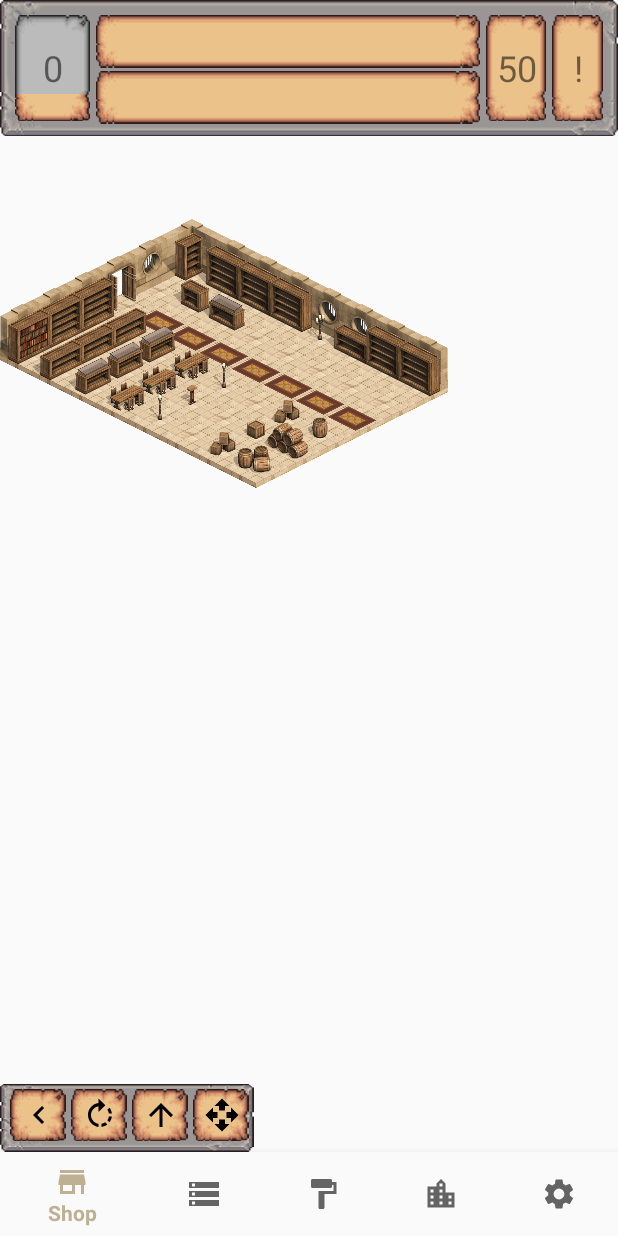
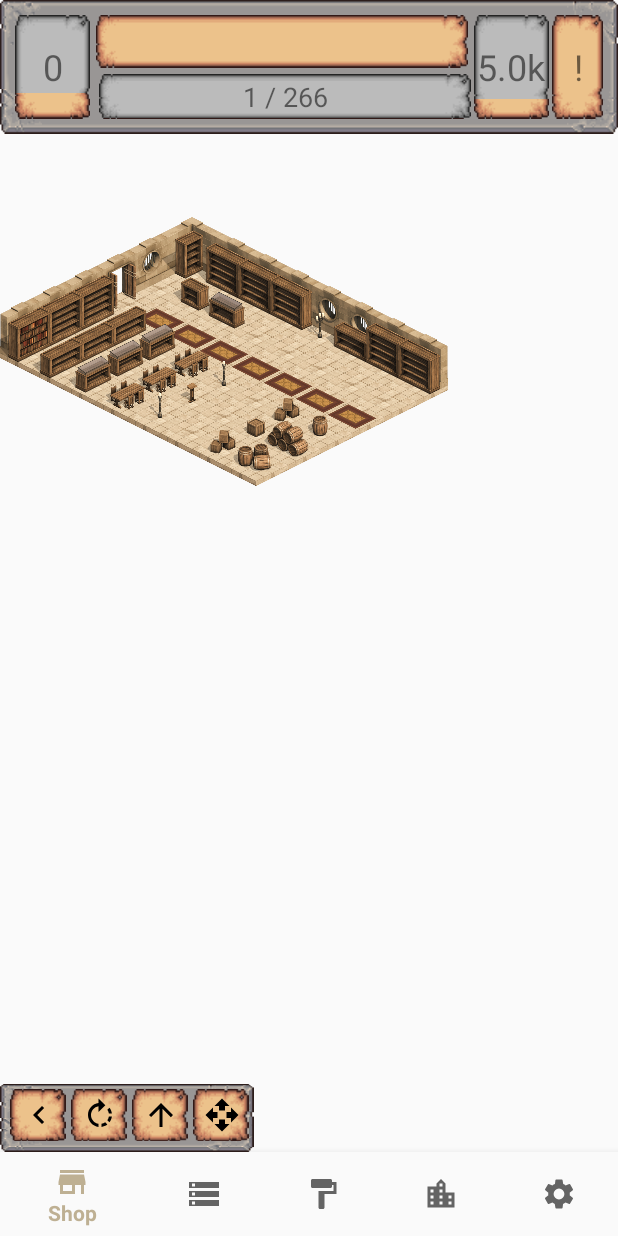
Before and after one commit to JakeSteam/PixelBookshop, an Android app: the screen it shows after launch (MainActivity), on a phone screen of 412 x 824 dp. Run offline under Robolectric (Android 15) with nearby library versions, the phone set to English and light mode, and no system bars; our stand-ins replace Room's generated code, navigation-ui; plain views replace ZoomLayout; 1 statement that could not run was skipped.

Commit message:
Added displaying stock and cash info

```diff
--- a/app/src/main/java/uk/co/jakelee/pixelbookshop/database/AppDatabase.kt
+++ b/app/src/main/java/uk/co/jakelee/pixelbookshop/database/AppDatabase.kt
@@ -59,7 +59,7 @@ abstract class AppDatabase : RoomDatabase() {
         }
 
         suspend fun initialiseDatabase(database: AppDatabase) {
-            database.playerDao().insert(Player("Jake", 100, 50))
+            database.playerDao().insert(Player("Jake", 100, 5000))
 
             val wallInfo = WallInfo(Wall.StoneWindow, false, 3)
             database.shopDao().insert(
@@ -174,6 +174,15 @@ abstract class AppDatabase : RoomDatabase() {
                     OwnedBookQuality.Poor,
                     OwnedBookSource.Gift,
                     OwnedBookType.Paperback
+                ),
+                OwnedBook(
+                    2,
+                    Book.MartinGameOfThrones,
+                    null,
+                    OwnedBookDefect.None,
+                    OwnedBookQuality.New,
+                    OwnedBookSource.Gift,
+                    OwnedBookType.Paperback
                 )
             )
         }
--- a/app/src/main/java/uk/co/jakelee/pixelbookshop/database/entity/OwnedBook.kt
+++ b/app/src/main/java/uk/co/jakelee/pixelbookshop/database/entity/OwnedBook.kt
@@ -9,7 +9,7 @@ import uk.co.jakelee.pixelbookshop.lookups.*
 data class OwnedBook(
     @PrimaryKey(autoGenerate = true) val id: Int,
     @ColumnInfo val book: Book,
-    @ColumnInfo val ownedFurnitureId: Int,
+    @ColumnInfo val ownedFurnitureId: Int?,
     @ColumnInfo val bookDefect: OwnedBookDefect,
     @ColumnInfo val bookQuality: OwnedBookQuality,
     @ColumnInfo val bookSource: OwnedBookSource,
--- a/app/src/main/java/uk/co/jakelee/pixelbookshop/ui/status/StatusFragment.kt
+++ b/app/src/main/java/uk/co/jakelee/pixelbookshop/ui/status/StatusFragment.kt
@@ -10,6 +10,9 @@ import androidx.lifecycle.ViewModelProvider
 import kotlinx.android.synthetic.main.fragment_status.*
 import uk.co.jakelee.pixelbookshop.R
 import uk.co.jakelee.pixelbookshop.converters.Xp
+import kotlin.math.ceil
+import kotlin.math.ln
+import kotlin.math.pow
 
 class StatusFragment : Fragment() {
 
@@ -21,16 +24,20 @@ class StatusFragment : Fragment() {
         savedInstanceState: Bundle?
     ): View? {
         statusViewModel = ViewModelProvider(this).get(StatusViewModel::class.java)
-        statusViewModel.storageInfo.observe(this.activity!!, Observer { it?.let {
-            text_stock.text = "${it.first} / ${it.second}"
+        statusViewModel.getBookData().observe(this.activity!!, Observer { it?.let {
+            if (!it.isValid()) return@Observer
+            text_stock.text = "${it.books} / ${it.max}"
+            text_stock_progress.progress = ceil((it.books!!.toDouble() / it.max!!) * 100).toInt()
+        }})
+        statusViewModel.getCoinData().observe(this.activity!!, Observer { it?.let {
+            if (!it.isValid()) return@Observer
+            text_coins.text = "${it.coins!!.withSuffix()}"
+            text_coins_progress.progress = ceil((it.coins!!.toDouble() / it.max!!) * 100).toInt()
         }})
         statusViewModel.xp.observe(this.activity!!, Observer { it?.let {
             val level = Xp.xpToLevel(it)
             text_level.text = "$level"
             text_level_progress.progress = Xp.getLevelProgress(it)
-        }})
-        statusViewModel.coins.observe(this.activity!!, Observer { it?.let {
-            text_coins.text = "$it"
         }})
         val root = inflater.inflate(R.layout.fragment_status, container, false)
         /*root.findViewById<TextView>(R.id.text_xp).setOnClickListener {
@@ -38,4 +45,14 @@ class StatusFragment : Fragment() {
         }*/
         return root
     }
+
+    private fun Int.withSuffix(): String {
+        if (this < 1000) return "" + this
+        val exp = (ln(this.toDouble()) / ln(1000.0)).toInt()
+        return String.format(
+            "%.1f%c",
+            this / 1000.0.pow(exp.toDouble()),
+            "kMGTPE"[exp - 1]
+        )
+    }
 }
--- a/app/src/main/java/uk/co/jakelee/pixelbookshop/ui/status/StatusViewModel.kt
+++ b/app/src/main/java/uk/co/jakelee/pixelbookshop/ui/status/StatusViewModel.kt
@@ -1,33 +1,41 @@
 package uk.co.jakelee.pixelbookshop.ui.status
 
 import android.app.Application
-import androidx.lifecycle.AndroidViewModel
-import androidx.lifecycle.LiveData
-import androidx.lifecycle.Transformations
-import androidx.lifecycle.viewModelScope
+import androidx.lifecycle.*
 import kotlinx.coroutines.Dispatchers
 import kotlinx.coroutines.launch
 import kotlinx.coroutines.withContext
 import uk.co.jakelee.pixelbookshop.database.AppDatabase
 import uk.co.jakelee.pixelbookshop.database.entity.OwnedBook
 import uk.co.jakelee.pixelbookshop.lookups.FurnitureType
+import uk.co.jakelee.pixelbookshop.repository.OwnedBookRepository
 import uk.co.jakelee.pixelbookshop.repository.OwnedFurnitureRepository
 import uk.co.jakelee.pixelbookshop.repository.PlayerRepository
+
 
 class StatusViewModel(application: Application) : AndroidViewModel(application) {
 
     private val ownedFurnitureRepo: OwnedFurnitureRepository
+    private val ownedBookRepo: OwnedBookRepository
     private val playerRepo: PlayerRepository
 
     val storageInfo: LiveData<Pair<Int, Int>>
     val name: LiveData<String>
     val xp: LiveData<Long>
-    val coins: LiveData<Long>
+
+    data class CoinData(var coins: Int?, var max: Int?) {
+        fun isValid() = coins != null && max != null
+    }
+
+    data class BookData(var books: Int?, var max: Int?) {
+        fun isValid() = books != null && max != null
+    }
 
     init {
-        val ownedFurnitureDao =
-            AppDatabase.getDatabase(application, viewModelScope).ownedFurnitureDao()
+        val ownedFurnitureDao = AppDatabase.getDatabase(application, viewModelScope).ownedFurnitureDao()
         ownedFurnitureRepo = OwnedFurnitureRepository(ownedFurnitureDao)
+        val ownedBookDao = AppDatabase.getDatabase(application, viewModelScope).ownedBookDao()
+        ownedBookRepo = OwnedBookRepository(ownedBookDao)
         storageInfo = Transformations.map(ownedFurnitureRepo.allFurnitureWithBooks) { list ->
             var books = 0
             var storage = 0
@@ -45,7 +53,34 @@ class StatusViewModel(application: Application) : AndroidViewModel(application)
         playerRepo = PlayerRepository(playerDao)
         name = playerRepo.name
         xp = playerRepo.xp
-        coins = playerRepo.coins
+    }
+
+    fun getBookData(): MediatorLiveData<BookData> {
+        val mediatorLiveData = MediatorLiveData<BookData>()
+        val current = BookData(null, null)
+        mediatorLiveData.addSource(ownedBookRepo.allBooks) { books ->
+            current.books = books.count { it.ownedFurnitureId == null }
+            mediatorLiveData.setValue(current)
+        }
+        mediatorLiveData.addSource(ownedFurnitureRepo.allFurniture) { furniture ->
+            current.max = furniture.sumBy { it.furniture.capacity }
+            mediatorLiveData.setValue(current)
+        }
+        return mediatorLiveData
+    }
+
+    fun getCoinData(): MediatorLiveData<CoinData> {
+        val mediatorLiveData = MediatorLiveData<CoinData>()
+        val current = CoinData(null, null)
+        mediatorLiveData.addSource(playerRepo.coins) { coins ->
+            current.coins = coins.toInt()
+            mediatorLiveData.setValue(current)
+        }
+        mediatorLiveData.addSource(ownedFurnitureRepo.allFurniture) { furniture ->
+            current.max = furniture.sumBy { it.furniture.capacity * 100 }
+            mediatorLiveData.setValue(current)
+        }
+        return mediatorLiveData
     }
 
     fun insert(ownedBook: OwnedBook) = viewModelScope.launch {
@@ -57,4 +92,5 @@ class StatusViewModel(application: Application) : AndroidViewModel(application)
             playerRepo.addXp(xp)
         }
     }
+
 }
--- a/app/src/main/res/layout/fragment_status.xml
+++ b/app/src/main/res/layout/fragment_status.xml
@@ -14,7 +14,6 @@
         android:layout_height="0dp"
         android:indeterminate="false"
         android:progressDrawable="@drawable/progressbar_vertical"
-        android:progress="75"
         android:layout_margin="2dp"
         app:layout_constraintStart_toStartOf="parent"
         app:layout_constraintTop_toTopOf="parent"
@@ -36,42 +35,63 @@
         android:id="@+id/text_time"
         android:layout_width="0dp"
         android:layout_height="wrap_content"
+        android:layout_margin="2dp"
+        android:background="@drawable/ui_element"
         android:gravity="center"
         android:textSize="18sp"
+        app:layout_constraintBottom_toTopOf="@id/text_stock_progress"
+        app:layout_constraintEnd_toStartOf="@id/text_coins_progress"
+        app:layout_constraintStart_toEndOf="@id/text_level_progress"
+        app:layout_constraintTop_toTopOf="parent"
+        tools:text="13457xp" />
+
+    <ProgressBar
+        android:id="@+id/text_stock_progress"
+        style="?android:attr/progressBarStyleHorizontal"
+        android:layout_width="0dp"
+        android:layout_height="30dp"
         android:layout_margin="2dp"
-        app:layout_constraintStart_toEndOf="@id/text_level_progress"
-        app:layout_constraintEnd_toStartOf="@id/text_coins"
-        app:layout_constraintTop_toTopOf="parent"
-        app:layout_constraintBottom_toTopOf="@id/text_stock"
-        android:background="@drawable/ui_element"
-        tools:text="13457xp"/>
-
+        android:indeterminate="false"
+        android:progressDrawable="@drawable/progressbar_vertical"
+        app:layout_constraintBottom_toBottomOf="parent"
+        app:layout_constraintEnd_toStartOf="@id/text_coins_progress"
+        app:layout_constraintStart_toStartOf="@id/text_time"
+        app:layout_constraintTop_toBottomOf="@id/text_time" />
     <TextView
         android:id="@+id/text_stock"
         android:layout_width="0dp"
         android:layout_height="wrap_content"
         android:gravity="center"
         android:textSize="18sp"
-        app:layout_constraintStart_toStartOf="@id/text_time"
-        app:layout_constraintTop_toBottomOf="@id/text_time"
-        app:layout_constraintEnd_toEndOf="@id/text_time"
-        app:layout_constraintBottom_toBottomOf="parent"
-        android:background="@drawable/ui_element"
+        app:layout_constraintStart_toStartOf="@id/text_stock_progress"
+        app:layout_constraintTop_toTopOf="@id/text_stock_progress"
+        app:layout_constraintEnd_toEndOf="@id/text_stock_progress"
+        app:layout_constraintBottom_toBottomOf="@id/text_stock_progress"
         tools:text="100 books"/>
 
-    <TextView
-        android:id="@+id/text_coins"
-        android:layout_width="wrap_content"
+    <ProgressBar
+        android:id="@+id/text_coins_progress"
+        style="?android:attr/progressBarStyleHorizontal"
+        android:layout_width="50dp"
         android:layout_height="0dp"
-        android:gravity="center"
-        android:textSize="24sp"
+        android:indeterminate="false"
+        android:progressDrawable="@drawable/progressbar_vertical"
         android:layout_margin="2dp"
         app:layout_constraintStart_toEndOf="@id/text_time"
         app:layout_constraintEnd_toStartOf="@id/text_notifications"
         app:layout_constraintTop_toTopOf="parent"
-        app:layout_constraintBottom_toBottomOf="parent"
-        android:background="@drawable/ui_element"
-        tools:text="130"/>
+        app:layout_constraintBottom_toBottomOf="parent"/>
+    <TextView
+        android:id="@+id/text_coins"
+        android:layout_width="0dp"
+        android:layout_height="0dp"
+        android:gravity="center"
+        android:textSize="24sp"
+        app:layout_constraintStart_toStartOf="@id/text_coins_progress"
+        app:layout_constraintTop_toTopOf="@id/text_coins_progress"
+        app:layout_constraintBottom_toBottomOf="@id/text_coins_progress"
+        app:layout_constraintEnd_toEndOf="@id/text_coins_progress"
+        tools:text="16"/>
 
     <TextView
         android:id="@+id/text_notifications"
```
Also changed, not shown: 1 other file.
